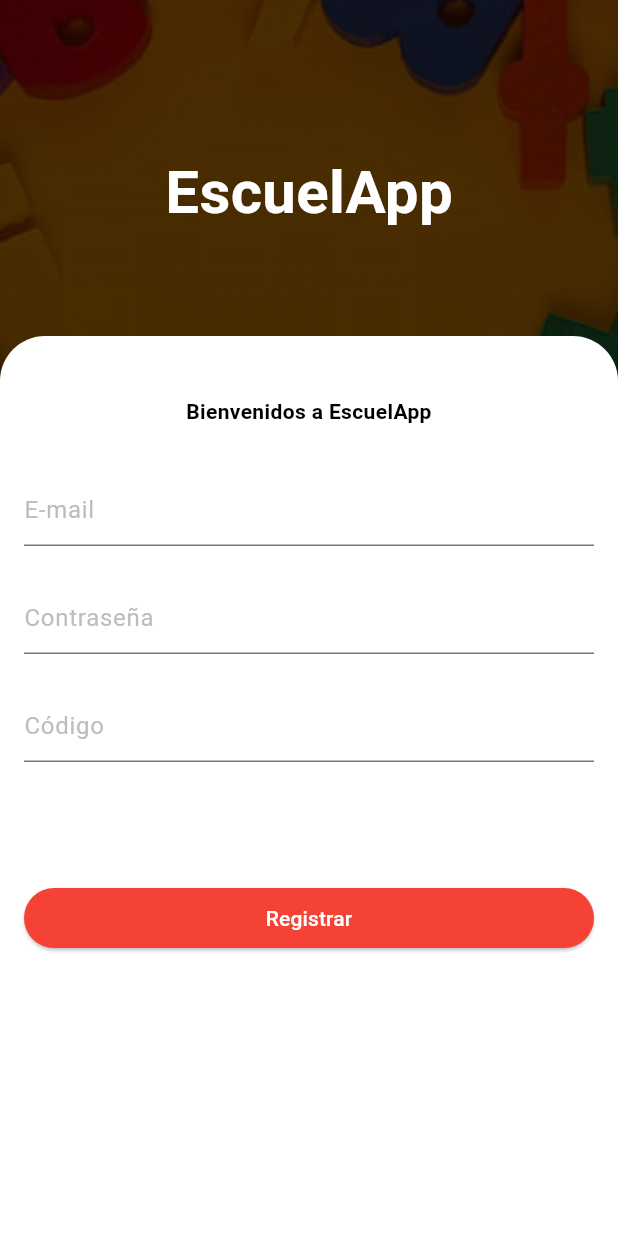
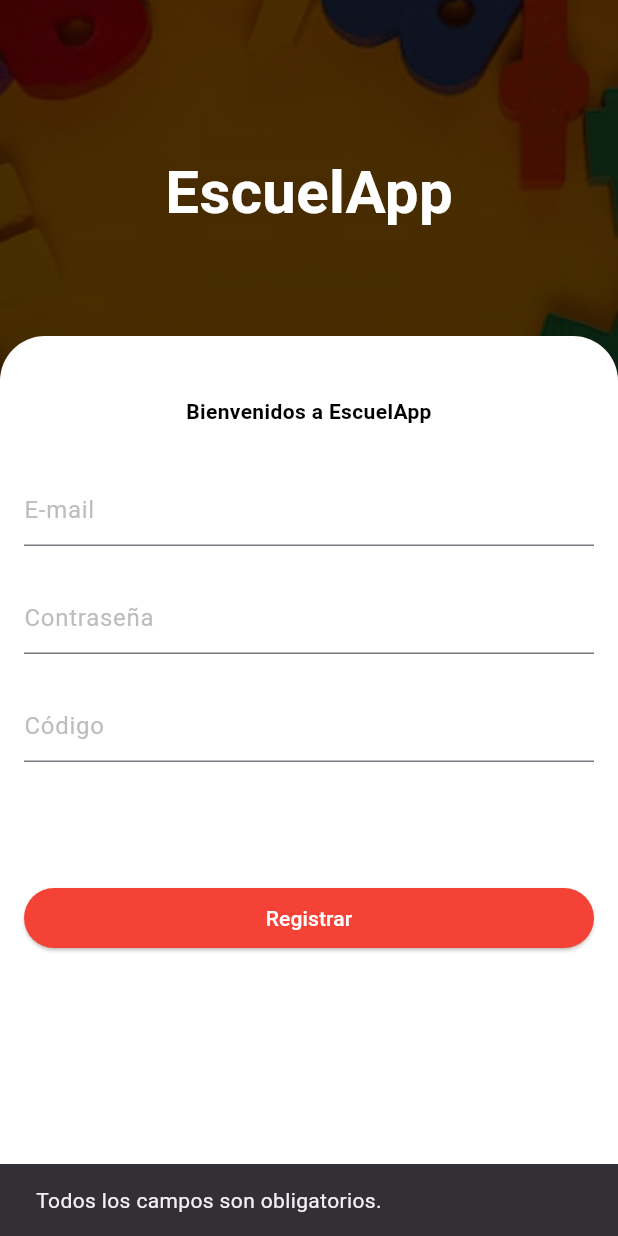
Before and after one commit to Grupo13-EscuelApp/proyecto, a Flutter app: the Registro screen opened by its route, after a tap on "Registrar", on a phone screen of 412 x 824 dp. Run offline on Flutter 3.47's test engine with Material 3 defaults, Android fonts, the phone set to English and light mode, and no system bars; our stand-ins replace fluttertoast, image_picker, sqflite, table_calendar; accounts and stored records are empty.

Commit message:
actualizar registro y bbdd mas clases

```diff
--- /dev/null
+++ b/lib/pages/BBDD/usuario_class.dart
@@ -0,0 +1,7 @@
+class Usuario {
+  String email;
+  String password;
+  String tipo; // Puede ser "docente" o "padre"
+
+  Usuario(this.email, this.password, this.tipo);
+}
--- a/lib/pages/registro_page.dart
+++ b/lib/pages/registro_page.dart
@@ -1,17 +1,27 @@
 import 'package:flutter/material.dart';
+import 'package:fluttertoast/fluttertoast.dart';
+import 'package:proyecto_inicio/pages/BBDD/DatabaseHelper.dart';
+
+import '../main.dart';
 
 class Registro extends StatelessWidget {
-  const Registro({Key? key}) : super(key: key);
+  final DatabaseHelper databaseHelper = DatabaseHelper();
+
+  Registro({Key? key}) : super(key: key);
 
   @override
   Widget build(BuildContext context) {
+    TextEditingController emailController = TextEditingController();
+    TextEditingController passController = TextEditingController();
+    TextEditingController tipoController = TextEditingController();
+
     return Scaffold(
       backgroundColor: const Color.fromARGB(255, 18, 32, 47),
       body: Stack(
         children: [
           Positioned.fill(
             child: Image.asset(
-              'assets/image/fondo1.png', // Ruta de la imagen de fondo
+              'assets/image/fondo1.png',
               fit: BoxFit.cover,
             ),
           ),
@@ -23,14 +33,14 @@ class Registro extends StatelessWidget {
           Positioned(
             left: 0,
             right: 0,
-            top: 100, // Ajusta la posición vertical del texto
+            top: 100,
             child: Center(
               child: Text(
-                'EscuelApp', // Texto sobre la imagen
+                'EscuelApp',
                 style: TextStyle(
                   fontSize: 40,
                   fontWeight: FontWeight.bold,
-                  color: Colors.white, // Color blanco para el texto
+                  color: Colors.white,
                 ),
               ),
             ),
@@ -42,7 +52,7 @@ class Registro extends StatelessWidget {
             child: Container(
               height: 600,
               decoration: BoxDecoration(
-                color: Colors.white, // Color de fondo del contenedor
+                color: Colors.white,
                 borderRadius: BorderRadius.only(
                   topLeft: Radius.circular(30),
                   topRight: Radius.circular(30),
@@ -58,49 +68,81 @@ class Registro extends StatelessWidget {
                     textAlign: TextAlign.center,
                     style: TextStyle(
                       fontSize: 14.0,
-                      color: Colors.black, // Cambia el color de texto a negro
+                      color: Colors.black,
                       fontWeight: FontWeight.bold,
                     ),
                   ),
                   SizedBox(height: 32.0),
                   TextField(
+                    controller: emailController,
                     decoration: InputDecoration(
                       hintText: 'E-mail',
-                      // Texto sugerido para la primera caja de texto
-                      hintStyle: TextStyle(
-                          color: Colors.grey[
-                          400]), // Cambia el color del texto sugerido a gris claro
+                      hintStyle: TextStyle(color: Colors.grey[400]),
                     ),
                   ),
                   SizedBox(height: 24.0),
                   TextField(
+                    controller: passController,
                     decoration: InputDecoration(
                       hintText: 'Contraseña',
-                      // Texto sugerido para la segunda caja de texto
-                      hintStyle: TextStyle(
-                          color: Colors.grey[
-                          400]), // Cambia el color del texto sugerido a gris claro
+                      hintStyle: TextStyle(color: Colors.grey[400]),
                     ),
                     obscureText: true,
                   ),
                   SizedBox(height: 24.0),
                   TextField(
+                    controller: tipoController,
                     decoration: InputDecoration(
                       hintText: 'Código',
-                      // Texto sugerido para la primera caja de texto
-                      hintStyle: TextStyle(
-                          color: Colors.grey[
-                          400]), // Cambia el color del texto sugerido a gris claro
+                      hintStyle: TextStyle(color: Colors.grey[400]),
                     ),
                   ),
                   SizedBox(height: 80.0),
                   ElevatedButton(
-                    onPressed: () {},
+                    onPressed: () async {
+                      String email = emailController.text;
+                      String password = passController.text;
+                      String tipo = tipoController.text;
+
+                      if (email.isEmpty || password.isEmpty || tipo.isEmpty) {
+                        ScaffoldMessenger.of(context).showSnackBar(
+                          SnackBar(content: Text('Todos los campos son obligatorios.')),
+                        );
+                        return;
+                      }
+
+                      int insertedId = await databaseHelper.insertRegistro({
+                        'email': email,
+                        'pass': password,
+                        'codigo': tipo,
+                      });
+
+                      if (insertedId != -1) {
+                        Fluttertoast.showToast(
+                          msg: 'Registro insertado correctamente',
+                          toastLength: Toast.LENGTH_SHORT,
+                          gravity: ToastGravity.BOTTOM,
+                          backgroundColor: Colors.green,
+                          textColor: Colors.white,
+                        );
+                      } else {
+                        Fluttertoast.showToast(
+                          msg: 'Error al insertar el registro',
+                          toastLength: Toast.LENGTH_SHORT,
+                          gravity: ToastGravity.BOTTOM,
+                          backgroundColor: Colors.red,
+                          textColor: Colors.white,
+                        );
+                      }
+
+                      Navigator.push(
+                        context,
+                        MaterialPageRoute(builder: (context) => MyApp()),
+                      );
+                    },
                     style: ButtonStyle(
-                      backgroundColor: MaterialStateProperty.all<Color>(
-                          Colors.red), // Cambia el color del botón a rojo
-                      foregroundColor: MaterialStateProperty.all<Color>(
-                          Colors.white), // Cambia el color del texto a blanco
+                      backgroundColor: MaterialStateProperty.all<Color>(Colors.red),
+                      foregroundColor: MaterialStateProperty.all<Color>(Colors.white),
                     ),
                     child: Text('Registrar'),
                   ),
--- a/pubspec.yaml
+++ b/pubspec.yaml
@@ -12,10 +12,13 @@ dependencies:
     sdk: flutter
   cupertino_icons: ^1.0.6
   table_calendar: ^3.0.0
+
   flutter_localizations:
     sdk: flutter
   image_picker: ^0.8.4+4
   font_awesome_flutter: ^10.7.0 # Agregar font_awesome_flutter
+  sqflite: ^2.0.0 # Agrega la dependencia de sqflite para manejar SQLite en Flutter
+  fluttertoast: ^8.0.8
 
 dev_dependencies:
   flutter_test:
```
Also changed, not shown: lib/pages/BBDD/DatabaseHelper.dart (added, +73 -0 lines), lib/pages/login1_page.dart (+25 -11 lines), pubspec.lock.
